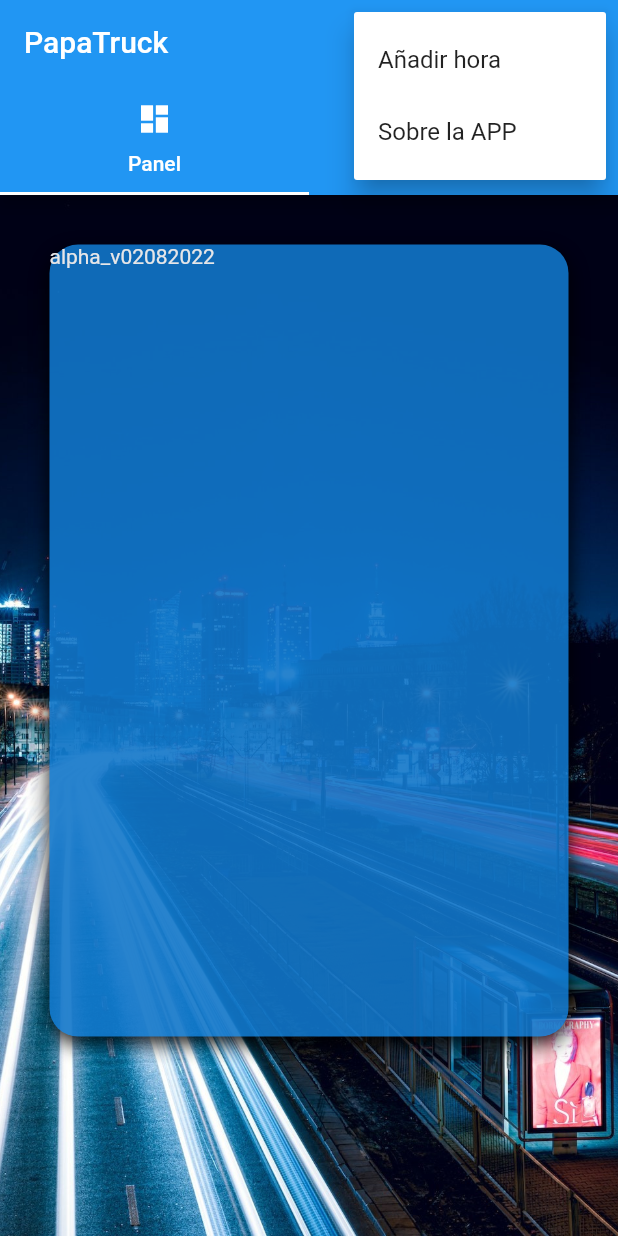
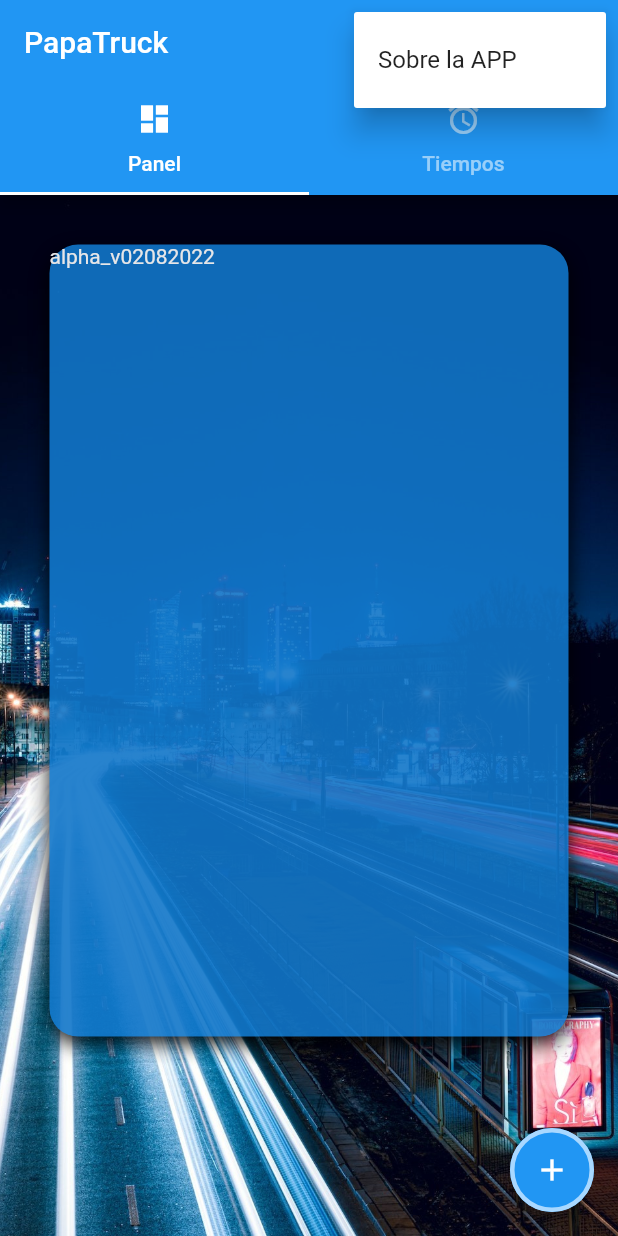
Before and after one commit to alateka/PapaTruck, a Flutter app: the screen it shows after launch, after a tap on the "more vert" icon, on a phone screen of 412 x 824 dp. Run offline on Flutter 3.47's test engine with Material 2 defaults, Android fonts, the phone set to English and light mode, and no system bars.

Commit message:
Added floating button

```diff
--- a/lib/main.dart
+++ b/lib/main.dart
@@ -18,8 +18,10 @@ class PapaTruck extends StatelessWidget {
     return MaterialApp(
       title: 'PapaTruck',
       theme: ThemeData(
-        primarySwatch: Colors.blue
+        primarySwatch: Colors.blue,
+        scaffoldBackgroundColor: Colors.blue
       ),
+      // darkTheme: ThemeData.dark(),
       home: Tabs(storage: PapaStorage())
     );
   }
--- a/lib/tools/papa_storage.dart
+++ b/lib/tools/papa_storage.dart
@@ -12,7 +12,7 @@ class PapaStorage {
 
   Future<File> get _localFile async {
     final path = await _localPath;
-    return File('$path/papatruck.data');
+    return File('$path/papatruck.json');
   }
 
   Future<String> readFile() async {
--- a/lib/views/add_hour_page.dart
+++ b/lib/views/add_hour_page.dart
@@ -20,6 +20,7 @@ class AddHourPage extends StatelessWidget {
     final hourField = TextEditingController();
 
     return Scaffold(
+      backgroundColor: Colors.white,
       appBar: AppBar(
         title: const Text("Añadir hora"),
       ),
@@ -31,7 +32,7 @@ class AddHourPage extends StatelessWidget {
             TextFormField(
               controller: descriptionField,
               decoration: const InputDecoration(
-                icon: Icon(Icons.book),
+                icon: Icon(Icons.menu_book),
                 hintText: 'Introduce una descripción',
                 labelText: 'Descripción',
               ),
@@ -56,7 +57,7 @@ class AddHourPage extends StatelessWidget {
             ),
           ],
         ),
-      )
+      ),
     );
   }
   Future<File> _writeLog(String description, String hour) async {
--- a/lib/views/item_container.dart
+++ b/lib/views/item_container.dart
@@ -30,6 +30,7 @@ Widget itemContainer(String description, String hour, int id) {
           leading: const Icon(Icons.alarm, color: Colors.white,),
           title: Text("$hour : $description",style: const TextStyle(color: Colors.white)),
           trailing: PopupMenuButton<int>(
+            icon: const Icon(Icons.menu),
             itemBuilder: (context) {
               return [
                 const PopupMenuItem(
--- a/lib/views/tabs.dart
+++ b/lib/views/tabs.dart
@@ -4,10 +4,9 @@ import 'dart:convert';
 import 'package:papatruck/main.dart';
 import 'package:papatruck/models/time_log.dart';
 import 'package:papatruck/tools/papa_storage.dart';
-import 'package:papatruck/views/add_hour_page.dart';
 import 'tabs/dashboard.dart';
 import 'tabs/tachograph.dart';
-
+import 'package:papatruck/views/add_hour_page.dart';
 
 class Tabs extends StatefulWidget {
   const Tabs({super.key, required this.storage});
@@ -45,26 +44,13 @@ class _TabsState extends State<Tabs> {
               return [
                 const PopupMenuItem<int>(
                     value: 0,
-                    child: Text("Añadir hora"),
-                ),
-                const PopupMenuItem<int>(
-                    value: 1,
                     child: Text("Sobre la APP"),
                 ),
               ];
             },
             onSelected: (value) {
               if( value == 0 ) {
-                Navigator.push(
-                  context,
-                  MaterialPageRoute(
-                    builder: (context) => AddHourPage(
-                      storage: PapaStorage(),
-                      logs: PapaTruck.timeLogs)))
-                .then((value){setState(() {});});
-              }
-              if( value == 1 ) {
-                // Sobre la APP
+                // About
               }
             })
           ],
@@ -88,7 +74,23 @@ class _TabsState extends State<Tabs> {
             const Dashboard(),
             Tachograph(storage: PapaStorage(), logs: PapaTruck.timeLogs),
           ]
-        )
+        ),
+        floatingActionButton: FloatingActionButton(
+          backgroundColor: Colors.blue,
+          shape: RoundedRectangleBorder(
+            side: const BorderSide(
+              width: 3,
+              color: Color.fromARGB(255, 169, 216, 255)),
+              borderRadius: BorderRadius.circular(100)),
+          onPressed: () => Navigator.push(
+            context,
+            MaterialPageRoute(
+              builder: (context) => AddHourPage(
+                storage: PapaStorage(),
+                logs: PapaTruck.timeLogs)))
+            .then((value){setState(() {});}),
+          child: const Icon(Icons.add),
+        ),
       )
     );
   }
```
